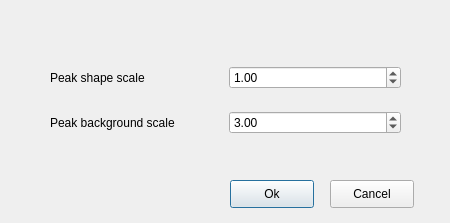
This is apps/nsxqt/ui/DialogIntegrate.ui in k61n/openhkl as Qt 5 draws it before an edit. The edited form follows.
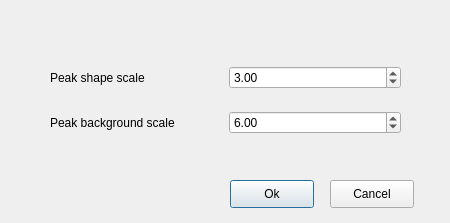
This is the edited form.

Commit message: change default values in dialog

```diff
--- a/apps/nsxqt/ui/DialogIntegrate.ui
+++ b/apps/nsxqt/ui/DialogIntegrate.ui
@@ -46,7 +46,7 @@
        <double>0.010000000000000</double>
       </property>
       <property name="value">
-       <double>1.000000000000000</double>
+       <double>3.000000000000000</double>
       </property>
      </widget>
     </item>
@@ -56,7 +56,7 @@
        <double>0.010000000000000</double>
       </property>
       <property name="value">
-       <double>3.000000000000000</double>
+       <double>6.000000000000000</double>
       </property>
      </widget>
     </item>
```
